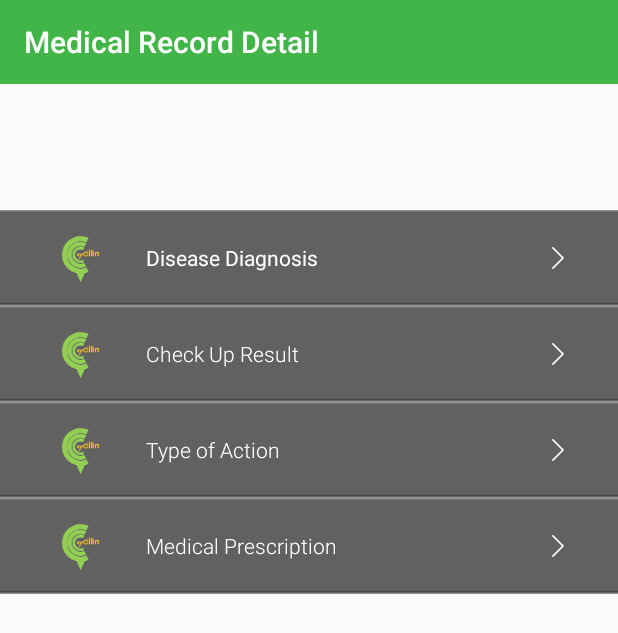
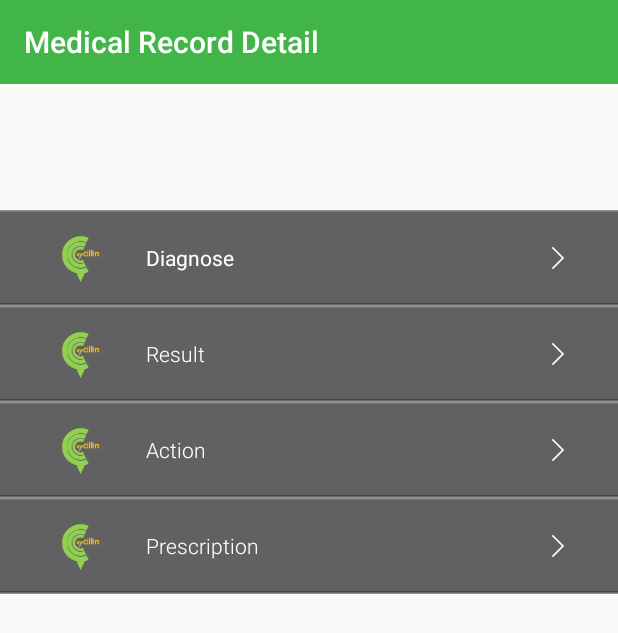
Before and after one commit to mrbagaskoro/android-mycillin-user, an Android app: the MedicalRecordDetailActivity screen opened directly, with no data from a screen before it, on a phone screen of 412 x 824 dp. Shown: the top 633 px of the screen. Run offline under Robolectric (Android 15) with nearby library versions, the phone set to English and light mode, and no system bars; our stand-ins replace ButterKnife; libraries missing offline, so code that uses them is left out: com.desnyki.library; plain views replace ChildScrollView, RootScrollView; 2 statements that could not run were skipped.

Commit message:
Rename dialog layouts

```diff
--- a/app/src/main/java/com/mycillin/user/activity/account/AccountActivity.java
+++ b/app/src/main/java/com/mycillin/user/activity/account/AccountActivity.java
@@ -63,7 +63,7 @@ public class AccountActivity extends AppCompatActivity {
 
     public void showManageAccountDialog() {
         final DialogPlus dialogPlus = DialogPlus.newDialog(AccountActivity.this)
-                .setContentHolder(new ViewHolder(R.layout.manage_accounts_dialog_layout))
+                .setContentHolder(new ViewHolder(R.layout.dialog_manage_accounts_layout))
                 .setGravity(Gravity.CENTER)
                 .create();
         dialogPlus.show();
--- a/app/src/main/java/com/mycillin/user/activity/account/PaymentActivity.java
+++ b/app/src/main/java/com/mycillin/user/activity/account/PaymentActivity.java
@@ -1,10 +1,8 @@
 package com.mycillin.user.activity.account;
 
-import android.content.Intent;
 import android.support.v7.app.AppCompatActivity;
 import android.os.Bundle;
 import android.support.v7.widget.Toolbar;
-import android.view.Gravity;
 import android.view.View;
 import android.widget.CheckBox;
 import android.widget.ImageButton;
@@ -48,7 +46,7 @@ public class PaymentActivity extends AppCompatActivity {
 
     public void showEWalletDialog() {
         final DialogPlus dialogPlus = DialogPlus.newDialog(PaymentActivity.this)
-                .setContentHolder(new ViewHolder(R.layout.e_wallet_dialog))
+                .setContentHolder(new ViewHolder(R.layout.dialog_e_wallet_layout))
                 .create();
         dialogPlus.show();
 
--- a/app/src/main/java/com/mycillin/user/activity/service/ServiceBookDoctorActivity.java
+++ b/app/src/main/java/com/mycillin/user/activity/service/ServiceBookDoctorActivity.java
@@ -102,7 +102,7 @@ public class ServiceBookDoctorActivity extends AppCompatActivity implements OnMa
 
     public void showFilterDialog() {
         final DialogPlus dialogPlus = DialogPlus.newDialog(ServiceBookDoctorActivity.this)
-                .setContentHolder(new ViewHolder(R.layout.filter_book_doctor_dialog_layout))
+                .setContentHolder(new ViewHolder(R.layout.dialog_filter_book_doctor_layout))
                 .create();
         dialogPlus.show();
 
--- a/app/src/main/res/layout/activity_medical_record_detail.xml
+++ b/app/src/main/res/layout/activity_medical_record_detail.xml
@@ -88,7 +88,7 @@
                         android:layout_width="wrap_content"
                         android:layout_height="wrap_content"
                         android:layout_centerVertical="true"
-                        android:text="Disease Diagnosis"
+                        android:text="@string/medicalRecordDiagnose_info"
                         android:textColor="@color/white"
                         android:layout_toEndOf="@+id/medicalRecordDetailActivity_iv_diagnose"
                         android:paddingStart="24dp"
@@ -126,7 +126,7 @@
                     <TextView
                         android:layout_width="wrap_content"
                         android:layout_height="wrap_content"
-                        android:text="Check Up Result"
+                        android:text="@string/medicalDiagnoseResult_info"
                         android:fontFamily="sans-serif-light"
                         android:textColor="@color/white"
                         android:layout_centerVertical="true"
@@ -167,7 +167,7 @@
                     <TextView
                         android:layout_width="wrap_content"
                         android:layout_height="wrap_content"
-                        android:text="Type of Action"
+                        android:text="@string/medicalRecordAction_info"
                         android:fontFamily="sans-serif-light"
                         android:textColor="@color/white"
                         android:layout_centerVertical="true"
@@ -208,7 +208,7 @@
                     <TextView
                         android:layout_width="wrap_content"
                         android:layout_height="wrap_content"
-                        android:text="Medical Prescription"
+                        android:text="@string/medicalRecordPrescription_info"
                         android:fontFamily="sans-serif-light"
                         android:textColor="@color/white"
                         android:layout_centerVertical="true"
```
Also changed, not shown: app/src/main/res/layout/dialog_e_wallet_layout.xml (renamed from app/src/main/res/layout/e_wallet_dialog.xml), app/src/main/res/layout/dialog_filter_book_doctor_layout.xml (renamed from app/src/main/res/layout/filter_book_doctor_dialog_layout.xml), app/src/main/res/layout/dialog_manage_accounts_layout.xml (renamed from app/src/main/res/layout/manage_accounts_dialog_layout.xml).
